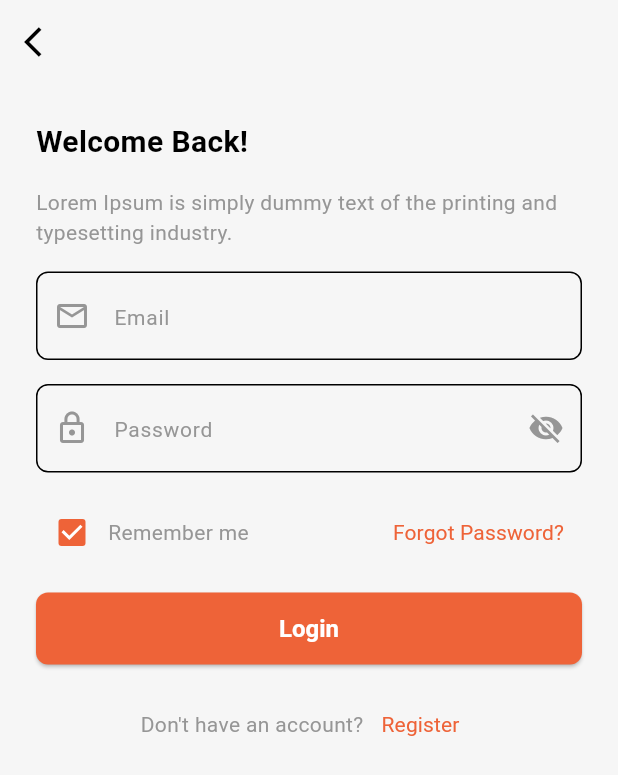
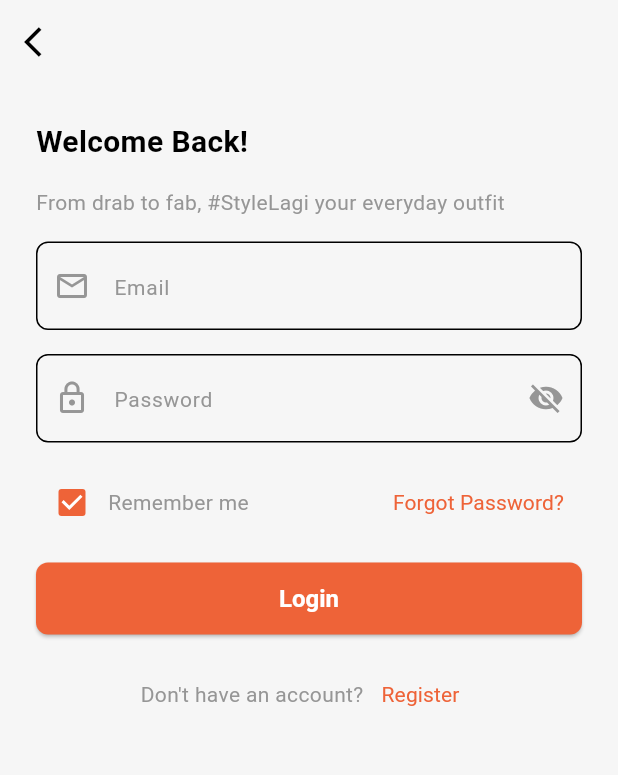
Before and after one commit to aryapras22/UpStyleApp, a Flutter app: the screen it shows after launch, after a tap on "Login", on a phone screen of 412 x 824 dp. Shown: the top 775 px of the screen. Run offline on Flutter 3.47's test engine with Material 3 defaults, Android fonts, the phone set to English and light mode, and no system bars; our stand-ins replace cloud_firestore, dotted_border, firebase_auth, firebase_core, firebase_storage, flutter_chat_types and 6 more; missing offline and left inert: firebase_app_check, flutter_firebase_chat_core; accounts and stored records are empty; Roboto replaces fonts that are missing (ProductSansMedium, Subtitle).

Commit message:
fix love

```diff
--- a/lib/model/post.dart
+++ b/lib/model/post.dart
@@ -3,6 +3,7 @@ import 'package:cloud_firestore/cloud_firestore.dart';
 import 'package:flutter/material.dart';
 
 import 'package:firebase_auth/firebase_auth.dart';
+import 'package:upstyleapp/services/post_service.dart';
 
 class Post with ChangeNotifier {
   final String id;
@@ -24,6 +25,7 @@ class Post with ChangeNotifier {
     required this.userId,
     this.favorites = const [],
   });
+  PostService postService = PostService();
 
   factory Post.fromFirestore(
     DocumentSnapshot<Map<String, dynamic>> data,
--- a/lib/screen/auth/customer_register_screen.dart
+++ b/lib/screen/auth/customer_register_screen.dart
@@ -151,7 +151,7 @@ class _CustomerRegisterScreenState extends State<CustomerRegisterScreen> {
               ),
               const SizedBox(height: 16),
               const Text(
-                'Lorem Ipsum is simply dummy text of the printing and typesetting industry.',
+                'From drab to fab, #StyleLagi your everyday outfit',
                 style: TextStyle(
                   fontSize: 14,
                   color: Color.fromARGB(255, 150, 150, 150),
--- a/lib/screen/auth/designer_register_screen.dart
+++ b/lib/screen/auth/designer_register_screen.dart
@@ -148,7 +148,7 @@ class _DesignerRegisterScreenState extends State<DesignerRegisterScreen> {
               ),
               const SizedBox(height: 16),
               const Text(
-                'Lorem Ipsum is simply dummy text of the printing and typesetting industry.',
+                'From drab to fab, #StyleLagi your everyday outfit',
                 style: TextStyle(
                   fontSize: 14,
                   color: Color.fromARGB(255, 150, 150, 150),
--- a/lib/screen/auth/login_screen.dart
+++ b/lib/screen/auth/login_screen.dart
@@ -92,7 +92,7 @@ class _LoginScreenState extends State<LoginScreen> {
               ),
               const SizedBox(height: 16),
               const Text(
-                'Lorem Ipsum is simply dummy text of the printing and typesetting industry.',
+                'From drab to fab, #StyleLagi your everyday outfit',
                 style: TextStyle(
                   fontSize: 14,
                   color: Color.fromARGB(255, 150, 150, 150),
--- a/lib/screen/home/home.dart
+++ b/lib/screen/home/home.dart
@@ -396,7 +396,7 @@ class _HomeState extends State<Home> implements TickerProviderStateMixin<Home> {
                         padding: const EdgeInsets.symmetric(horizontal: 40.0),
                         child: Center(
                           child: Text(
-                            'From drab to fab, #StyleLagi your outfits everyday',
+                            'Let’s go start your upcycling journey with us!',
                             textAlign: TextAlign.center,
                             style: TextStyle(
                               color: Colors.white,
@@ -412,7 +412,7 @@ class _HomeState extends State<Home> implements TickerProviderStateMixin<Home> {
                           _showUploadDialog(context);
                         },
                         icon: Image.asset('assets/icons/upload.png'),
-                        label: Text('Upload your clothes',
+                        label: Text('Get Your Designer',
                             style: TextStyle(
                               color: Colors.white,
                               fontWeight: FontWeight.w400,
@@ -439,7 +439,7 @@ class _HomeState extends State<Home> implements TickerProviderStateMixin<Home> {
                         focusColor: Colors.white,
                         fillColor: Colors.white,
                         filled: true,
-                        hintText: 'Search your styles...',
+                        hintText: 'Spot Your Designer',
                         prefixIcon: Icon(
                           Icons.search,
                           color: Theme.of(context).colorScheme.tertiary,
--- a/lib/screen/register_screen.dart
+++ b/lib/screen/register_screen.dart
@@ -45,7 +45,7 @@ class _RegisterScreenState extends State<RegisterScreen> {
             ),
             const SizedBox(height: 16),
             const Text(
-              'Lorem Ipsum is simply dummy text of the printing and typesetting industry.',
+              'From drab to fab, #StyleLagi your everyday outfit',
               style: TextStyle(
                 fontSize: 14,
                 color: Color.fromARGB(255, 150, 150, 150),
--- a/lib/screen/welcome_screen.dart
+++ b/lib/screen/welcome_screen.dart
@@ -57,21 +57,11 @@ class WelcomeScreen extends StatelessWidget {
                           fontFamily: 'ProductSansMedium',
                         ),
                         children: [
-                          TextSpan(text: 'Find the '),
                           TextSpan(
-                            text: 'designer',
-                            style: TextStyle(
-                              color: Color.fromARGB(
-                                255,
-                                238,
-                                99,
-                                56,
-                              ), // Color for 'designer'
-                              fontFamily:
-                                  'ProductSansMedium', // Font for 'designer
-                            ),
-                          ),
-                          TextSpan(text: ' that \n fits your vision'),
+                              text: 'StyleLagi',
+                              style: TextStyle(
+                                  color: Color.fromARGB(255, 238, 99, 56))),
+                          TextSpan(text: ' Here'),
                         ],
                       ),
                     ),
@@ -87,7 +77,7 @@ class WelcomeScreen extends StatelessWidget {
                           fontWeight: FontWeight.normal,
                           fontFamily: 'Subtitle',
                         ),
-                        "Lorem Ipsum is simply dummy text of the printing and typesetting industry.",
+                        "From drab to fab, #StyleLagi your everyday outfit!",
                       ),
                     ),
                     const SizedBox(height: 16),
--- a/lib/services/post_service.dart
+++ b/lib/services/post_service.dart
@@ -231,8 +231,6 @@ class PostService {
           'favorites': FieldValue.arrayUnion([postId])
         });
         await _firestore
-            .collection('users')
-            .doc(_auth.currentUser!.uid)
             .collection('posts')
             .doc(postId)
             .update({
```
Also changed, not shown: lib/services/order_service.dart (+12 -0 lines), lib/widgets/order_message.dart (+39 -5 lines), lib/widgets/post_card.dart (+5 -7 lines).
